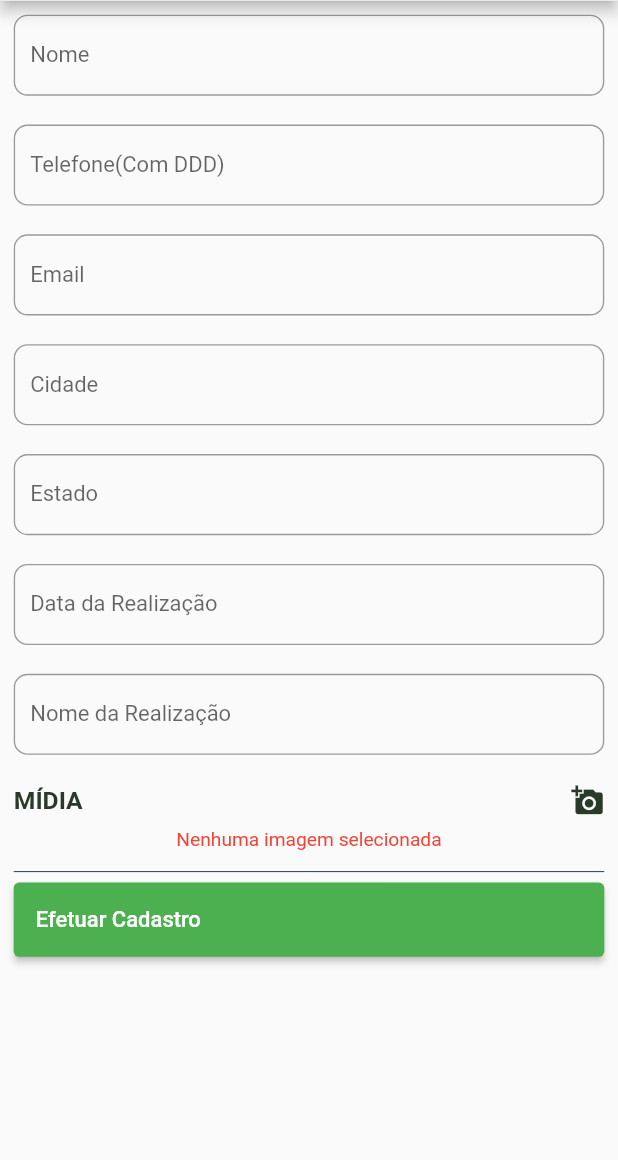
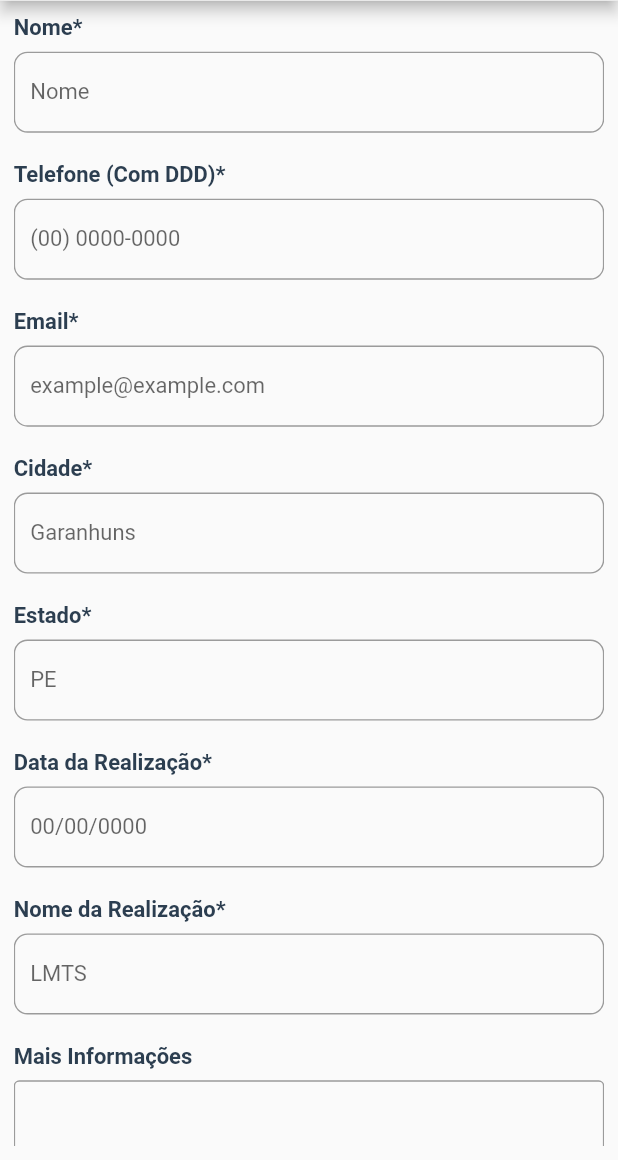
Before and after one commit to lmtsufape/comunidadefreiriana-app-v2, a Flutter app: the SolicitarCadastro screen opened directly, on a phone screen of 412 x 824 dp, the part 76-1236 px from its top. Run offline on Flutter 3.47's test engine with Material 2 defaults, Android fonts, the light colour scheme and no system bars; our stand-ins replace dio, file_picker, google_maps_flutter, responsive_framework.

Commit message:
Tela de cadastro 90% e dados da API finalizados

```diff
--- a/lib/app.dart
+++ b/lib/app.dart
@@ -1,3 +1,4 @@
+import 'package:comunidadefreiriana/image_control/edit_image.dart';
 import 'package:comunidadefreiriana/screens/cadastro/cadastro.dart';
 import 'package:comunidadefreiriana/screens/home/home_screen.dart';
 import 'package:comunidadefreiriana/screens/mapa/maps.dart';
@@ -31,6 +32,7 @@ class App extends StatelessWidget {
         PauloFreire.id: (context) => const PauloFreire(),
         SolicitarCadastro.id: (context) => const SolicitarCadastro(),
         Maps.id: (context) => const Maps(),
+        EditImageScreen.id: (context) => const EditImageScreen(),
       },
     );
   }
--- a/lib/components/primary_button.dart
+++ b/lib/components/primary_button.dart
@@ -22,7 +22,7 @@ class PrimaryButton extends StatelessWidget {
       height: MediaQuery.of(context).size.height * 0.06,
       child: ElevatedButton(
         onPressed: onPressed,
-        child: Text(text),
+        child: Center(child: Text(text)),
         style: ElevatedButton.styleFrom(
           alignment: AlignmentDirectional.centerStart,
           primary: color,
--- a/lib/core/models/cadastro_model.dart
+++ b/lib/core/models/cadastro_model.dart
@@ -7,6 +7,8 @@ class CadastroModel {
   String? dataRealizacao;
   String? nomeRealizacao;
   String? info;
+  String? latitute;
+  String? longitude;
 
   CadastroModel({
     this.nome,
@@ -17,5 +19,7 @@ class CadastroModel {
     this.dataRealizacao,
     this.nomeRealizacao,
     this.info,
+    this.latitute,
+    this.longitude,
   });
 }
--- a/lib/image_control/image_controller.dart
+++ b/lib/image_control/image_controller.dart
@@ -1,4 +1,4 @@
-import 'dart:html';
+import 'dart:io';
 import 'package:comunidadefreiriana/core/api.dart';
 import 'package:comunidadefreiriana/image_control/image_picker.controller.dart';
 import 'package:flutter/cupertino.dart';
--- a/lib/screens/cadastro/cadastro.dart
+++ b/lib/screens/cadastro/cadastro.dart
@@ -1,10 +1,7 @@
 import 'package:comunidadefreiriana/components/auth_form_field.dart';
-import 'package:comunidadefreiriana/components/horizontal_spacer_box.dart';
-import 'package:comunidadefreiriana/image_control/image_selector.dart';
+import 'package:comunidadefreiriana/components/finish_dialog.dart';
 import 'package:comunidadefreiriana/components/primary_button.dart';
-import 'package:comunidadefreiriana/components/secundary_button.dart';
 import 'package:comunidadefreiriana/constants/constants.dart';
-import 'package:comunidadefreiriana/image_control/image_controller.dart';
 import 'package:comunidadefreiriana/screens/cadastro/cadastro_controller.dart';
 import 'package:flutter/material.dart';
 import 'package:provider/provider.dart';
@@ -19,12 +16,12 @@ class SolicitarCadastro extends StatefulWidget {
 }
 
 class _SolicitarCadastroState extends State<SolicitarCadastro> {
-  late ImageController? controller;
+  //late ImageController? controller;
   @override
-  void didChangeDependencies() {
-    controller = Provider.of<ImageController>(context);
-    super.didChangeDependencies();
-  }
+  //void didChangeDependencies() {
+  //controller = Provider.of<ImageController>(context);
+  //super.didChangeDependencies();
+  //}
 
   @override
   Widget build(BuildContext context) {
@@ -43,60 +40,147 @@ class _SolicitarCadastroState extends State<SolicitarCadastro> {
               child: SingleChildScrollView(
                 child: Form(
                     child: Column(children: [
+                  Row(
+                    children: const [
+                      Text(
+                        'Nome*',
+                        style: kCadastro,
+                      ),
+                    ],
+                  ),
+                  const VerticalSpacerBox(size: SpacerSize.small),
                   AuthFormField(
                       label: 'Nome',
                       isPassword: false,
                       inputType: TextInputType.name,
                       onChanged: (String value) => _controller.setNome(value)),
                   const VerticalSpacerBox(size: SpacerSize.small),
+                  Row(
+                    children: const [
+                      Text(
+                        'Telefone (Com DDD)*',
+                        style: kCadastro,
+                      ),
+                    ],
+                  ),
+                  const VerticalSpacerBox(size: SpacerSize.small),
                   AuthFormField(
-                      label: 'Telefone(Com DDD)',
+                      label: '(00) 0000-0000',
                       isPassword: false,
                       inputType: TextInputType.phone,
                       onChanged: (String value) =>
                           _controller.setTelefone(value)),
                   const VerticalSpacerBox(size: SpacerSize.small),
+                  Row(
+                    children: const [
+                      Text(
+                        'Email*',
+                        style: kCadastro,
+                      ),
+                    ],
+                  ),
+                  const VerticalSpacerBox(size: SpacerSize.small),
                   AuthFormField(
-                      label: 'Email',
+                      label: 'example@example.com',
                       isPassword: false,
                       inputType: TextInputType.emailAddress,
                       onChanged: (String value) => _controller.setEmail(value)),
                   const VerticalSpacerBox(size: SpacerSize.small),
+                  Row(
+                    children: const [
+                      Text(
+                        'Cidade*',
+                        style: kCadastro,
+                      ),
+                    ],
+                  ),
+                  const VerticalSpacerBox(size: SpacerSize.small),
                   AuthFormField(
-                      label: 'Cidade',
+                      label: 'Garanhuns',
                       isPassword: false,
                       inputType: TextInputType.name,
                       onChanged: (String value) =>
                           _controller.setCidade(value)),
                   const VerticalSpacerBox(size: SpacerSize.small),
+                  Row(
+                    children: const [
+                      Text(
+                        'Estado*',
+                        style: kCadastro,
+                      ),
+                    ],
+                  ),
+                  const VerticalSpacerBox(size: SpacerSize.small),
                   AuthFormField(
-                      label: 'Estado',
+                      label: 'PE',
                       isPassword: false,
                       inputType: TextInputType.name,
                       onChanged: (String value) =>
                           _controller.setEstado(value)),
                   const VerticalSpacerBox(size: SpacerSize.small),
+                  Row(
+                    children: const [
+                      Text(
+                        'Data da Realização*',
+                        style: kCadastro,
+                      ),
+                    ],
+                  ),
+                  const VerticalSpacerBox(size: SpacerSize.small),
                   AuthFormField(
-                      label: 'Data da Realização',
+                      label: '00/00/0000',
                       isPassword: false,
                       inputType: TextInputType.datetime,
                       onChanged: (String value) =>
                           _controller.setDataRealizacao(value)),
                   const VerticalSpacerBox(size: SpacerSize.small),
+                  Row(
+                    children: const [
+                      Text(
+                        'Nome da Realização*',
+                        style: kCadastro,
+                      ),
+                    ],
+                  ),
+                  const VerticalSpacerBox(size: SpacerSize.small),
                   AuthFormField(
-                      label: 'Nome da Realização',
+                      label: 'LMTS',
                       isPassword: false,
                       inputType: TextInputType.name,
                       onChanged: (String value) =>
                           _controller.setNomeRealizacao(value)),
                   const VerticalSpacerBox(size: SpacerSize.small),
+                  Column(
+                    crossAxisAlignment: CrossAxisAlignment.start,
+                    children: <Widget>[
+                      Title(
+                          color: kPrimaryColor,
+                          child: const Text(
+                            'Mais Informações',
+                            style: kCadastro,
+                          )),
+                      const VerticalSpacerBox(size: SpacerSize.small),
+                      SizedBox(
+                        height: size.height * 0.09,
+                        child: TextFormField(
+                            maxLines: null,
+                            keyboardType: TextInputType.multiline,
+                            decoration: const InputDecoration(
+                              border: OutlineInputBorder(),
+                              fillColor: kPrimaryColor,
+                            ),
+                            onChanged: (String value) =>
+                                _controller.setMaisInfomacoes(value)),
+                      ),
+                    ],
+                  ),
                   InkWell(
-                    onTap: () => controller!.selectImages(context),
+                    //onTap: () => controller!.selectImages(context),
                     child: Row(
                       mainAxisAlignment: MainAxisAlignment.spaceBetween,
                       children: const [
                         Text(
-                          'MÍDIA',
+                          'Mídia',
                           style: kHomeScreen2,
                         ),
                         Icon(
@@ -108,6 +192,7 @@ class _SolicitarCadastroState extends State<SolicitarCadastro> {
                   ),
                   const SizedBox(),
                   const VerticalSpacerBox(size: SpacerSize.small),
+                  /*
                   !controller!.isUploadingImages
                       ? SizedBox(
                           child: controller!.selectedImageLength > 0
@@ -144,12 +229,16 @@ class _SolicitarCadastroState extends State<SolicitarCadastro> {
                                   onPressed: () {})
                               : const SizedBox(),
                         )
-                      : const SizedBox(),
+                      : const SizedBox(),*/
                   const Divider(color: kSecondaryTextColor),
                   PrimaryButton(
                       icon: const Icon(Icons.access_alarm_rounded),
                       text: 'Efetuar Cadastro',
-                      onPressed: () {},
+                      onPressed: () {
+                        showDialog(
+                            context: context,
+                            builder: (context) => const FinishVisitDialog());
+                      },
                       color: kDetailColor2),
                 ])),
               ),
--- a/lib/screens/cadastro/cadastro_controller.dart
+++ b/lib/screens/cadastro/cadastro_controller.dart
@@ -31,4 +31,8 @@ class CadastroController with ChangeNotifier {
   void setDataRealizacao(String value) {
     cadastroModel.dataRealizacao = value;
   }
+
+  void setMaisInfomacoes(String value) {
+    cadastroModel.info = value;
+  }
 }
```
Also changed, not shown: lib/components/finish_dialog.dart (added, +54 -0 lines), lib/constants/constants.dart (+14 -0 lines).
